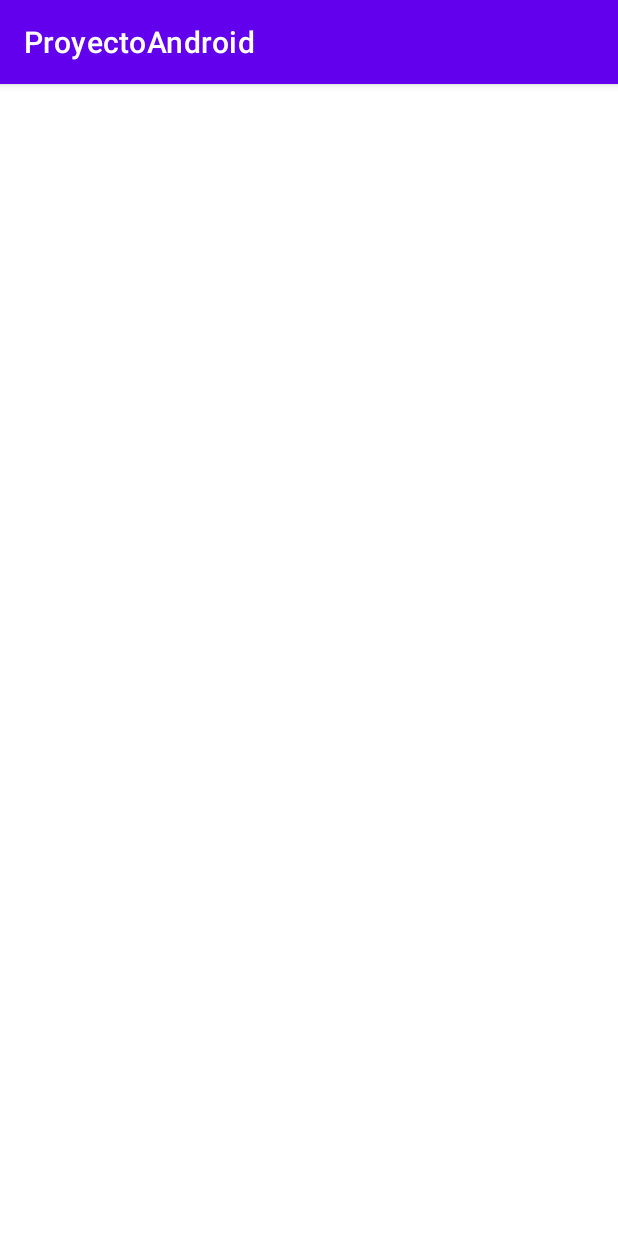
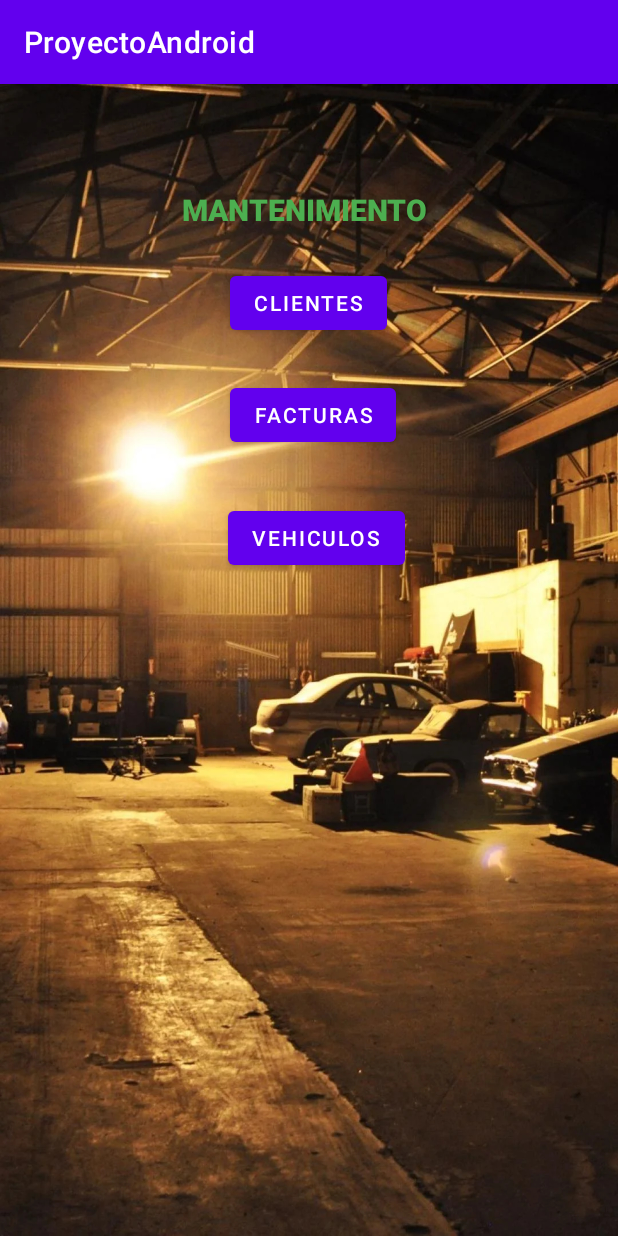
Before and after one commit to xabier100/ANDROID_APP_GarageManagement, an Android app: the screen it shows after launch (MainActivity), on a phone screen of 412 x 824 dp. Run offline under Robolectric (Android 15) with nearby library versions, the phone set to English and light mode, and no system bars.

Commit message:
Añado main window y sus botones

```diff
--- a/ProyectoAndroid/app/src/main/res/layout/activity_main.xml
+++ b/ProyectoAndroid/app/src/main/res/layout/activity_main.xml
@@ -4,6 +4,58 @@
     xmlns:tools="http://schemas.android.com/tools"
     android:layout_width="match_parent"
     android:layout_height="match_parent"
+    android:background="@drawable/mainBackground"
     tools:context=".MainActivity">
 
+    <Button
+        android:id="@+id/btnMantenimientoClientes"
+        android:layout_width="wrap_content"
+        android:layout_height="wrap_content"
+        android:text="Clientes"
+        app:layout_constraintBottom_toBottomOf="parent"
+        app:layout_constraintEnd_toEndOf="parent"
+        app:layout_constraintHorizontal_bias="0.498"
+        app:layout_constraintStart_toStartOf="parent"
+        app:layout_constraintTop_toTopOf="parent"
+        app:layout_constraintVertical_bias="0.169" />
+
+    <Button
+        android:id="@+id/btnMantenimientoFacturas"
+        android:layout_width="wrap_content"
+        android:layout_height="wrap_content"
+        android:text="Facturas"
+        app:layout_constraintBottom_toBottomOf="parent"
+        app:layout_constraintEnd_toEndOf="parent"
+        app:layout_constraintHorizontal_bias="0.508"
+        app:layout_constraintStart_toStartOf="parent"
+        app:layout_constraintTop_toTopOf="parent"
+        app:layout_constraintVertical_bias="0.273" />
+
+    <Button
+        android:id="@+id/btnMantenimientoVehiculos"
+        android:layout_width="wrap_content"
+        android:layout_height="wrap_content"
+        android:text="Vehiculos"
+        app:layout_constraintBottom_toBottomOf="parent"
+        app:layout_constraintEnd_toEndOf="parent"
+        app:layout_constraintHorizontal_bias="0.518"
+        app:layout_constraintStart_toStartOf="parent"
+        app:layout_constraintTop_toTopOf="parent"
+        app:layout_constraintVertical_bias="0.387" />
+
+    <TextView
+        android:id="@+id/textView11"
+        android:layout_width="168dp"
+        android:layout_height="29dp"
+        android:fontFamily="sans-serif-black"
+        android:text="MANTENIMIENTO"
+        android:textColor="#4CAF50"
+        android:textSize="20sp"
+        app:layout_constraintBottom_toBottomOf="parent"
+        app:layout_constraintEnd_toEndOf="parent"
+        app:layout_constraintHorizontal_bias="0.497"
+        app:layout_constraintStart_toStartOf="parent"
+        app:layout_constraintTop_toTopOf="parent"
+        app:layout_constraintVertical_bias="0.095" />
+
 </androidx.constraintlayout.widget.ConstraintLayout>
```
Also changed, not shown: ProyectoAndroid/app/src/main/res/drawable/mainBackground.jpg (added).
